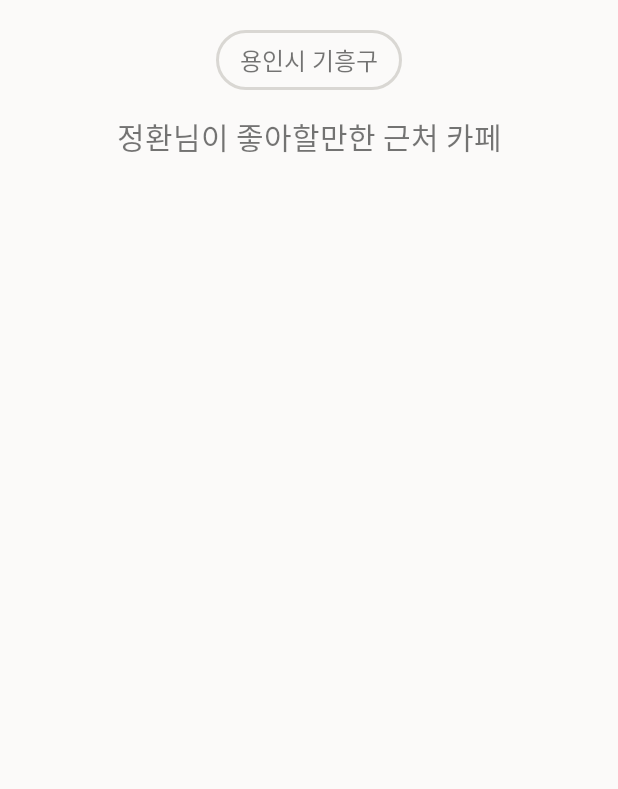
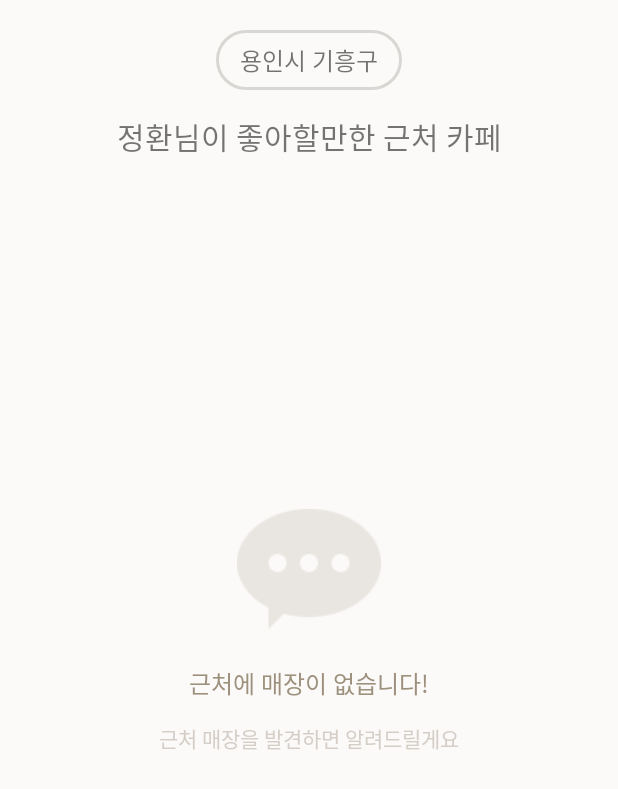
Before and after one commit to SKKUCapstone/Ca_stard_app, an Android app: the layout fragment_cafe_list.xml on its own in the app's theme, with its tools: preview values and no code run, on a phone screen of 412 x 824 dp. Shown: the top 789 px of the screen. Run offline under Robolectric (Android 15) with nearby library versions, the phone set to English and light mode, and no system bars.

Commit message:
📝 Docs: update UI
update UI

```diff
--- a/app/src/main/AndroidManifest.xml
+++ b/app/src/main/AndroidManifest.xml
@@ -17,7 +17,11 @@
         android:supportsRtl="true"
         android:theme="@style/Theme.Capstone"
         android:usesCleartextTraffic="true"
+        android:windowSoftInputMode="adjustNothing"
         tools:targetApi="31">
+        <activity
+            android:name=".view.ReviewActivity"
+            android:exported="false" />
         <activity
             android:name=".MainActivity"
             android:exported="true">
@@ -27,7 +31,6 @@
                 <category android:name="android.intent.category.LAUNCHER" />
             </intent-filter>
         </activity>
-
         <activity
             android:name=".view.login.LoginActivity"
             android:exported="false" />
--- a/app/src/main/java/edu/skku/map/capstone/MainActivity.kt
+++ b/app/src/main/java/edu/skku/map/capstone/MainActivity.kt
@@ -38,7 +38,6 @@ class MainActivity : AppCompatActivity() {
     var reviewViewModel: ReviewViewModel? = null
     var reviewingCafe = MutableLiveData<Cafe>(null)
     val reviewPhase = MutableLiveData(0)
-
 
     private val permissions = arrayOf(
         android.Manifest.permission.ACCESS_FINE_LOCATION,
--- a/app/src/main/java/edu/skku/map/capstone/view/home/cafelist/CafeListAdapter.kt
+++ b/app/src/main/java/edu/skku/map/capstone/view/home/cafelist/CafeListAdapter.kt
@@ -24,20 +24,16 @@ class CafeListAdapter(val context: Context, private val onCafeClick: MutableLive
 
     override fun onCreateViewHolder(parent: ViewGroup, viewType: Int): CafeListViewholder {
         val binding = ItemCafePreviewBinding.inflate(LayoutInflater.from(parent.context),parent,false)
-
         val flexboxLayoutManager = FlexboxLayoutManager(context)
         flexboxLayoutManager.flexDirection = FlexDirection.ROW
         flexboxLayoutManager.flexWrap = FlexWrap.WRAP
         flexboxLayoutManager.justifyContent = JustifyContent.FLEX_START
         binding.reviewChipRV.layoutManager = flexboxLayoutManager
-
         return CafeListViewholder(context, binding)
     }
-
     override fun getItemCount(): Int {
         return cafeList.size
     }
-
     override fun onBindViewHolder(holder: CafeListViewholder, position: Int) {
         val cafe = cafeList[position]
         holder.bind(cafe)
--- a/app/src/main/java/edu/skku/map/capstone/view/home/detail/CafeDetailFragment.kt
+++ b/app/src/main/java/edu/skku/map/capstone/view/home/detail/CafeDetailFragment.kt
@@ -1,5 +1,6 @@
 package edu.skku.map.capstone.view.home.detail
 
+import android.content.Intent
 import android.os.Bundle
 import android.util.Log
 import androidx.fragment.app.Fragment
@@ -10,6 +11,7 @@ import androidx.lifecycle.MutableLiveData
 import edu.skku.map.capstone.MainActivity
 import edu.skku.map.capstone.databinding.FragmentCafeDetailBinding
 import edu.skku.map.capstone.models.cafe.Cafe
+import edu.skku.map.capstone.view.ReviewActivity
 import edu.skku.map.capstone.view.home.HomeFragment
 
 class CafeDetailFragment(private val cafe: Cafe, private val reviewingCafe: MutableLiveData<Cafe>, private val phase: MutableLiveData<Int>, private val pullDownBottomSheet: MutableLiveData<Boolean>) : Fragment() {
@@ -99,6 +101,8 @@ class CafeDetailFragment(private val cafe: Cafe, private val reviewingCafe: Muta
             (activity as MainActivity).reviewingCafe.postValue(null)
         }
         binding.detailReviewBtn.setOnClickListener {
+//            val intent = Intent(requireActivity(), ReviewActivity::class.java)
+//            startActivity(intent)
             Log.d("dialog", "reviewBtn clicked")
             reviewingCafe.postValue(cafe)
             phase.postValue(1)
--- a/app/src/main/java/edu/skku/map/capstone/view/mycafe/MyCafeFragment.kt
+++ b/app/src/main/java/edu/skku/map/capstone/view/mycafe/MyCafeFragment.kt
@@ -31,7 +31,7 @@ class MyCafeFragment : Fragment() {
         savedInstanceState: Bundle?
     ): View? {
         _binding = FragmentMyCafeBinding.inflate(inflater, container, false)
-        viewModel.fetchCafes(null,null)
+//        viewModel.fetchCafes(null,null)
         initUI()
         observeDataList()
 
--- a/app/src/main/res/layout/fragment_cafe_list.xml
+++ b/app/src/main/res/layout/fragment_cafe_list.xml
@@ -4,34 +4,33 @@
     xmlns:tools="http://schemas.android.com/tools"
     android:layout_width="match_parent"
     android:layout_height="match_parent"
+    android:background="#FBFAF9"
     android:paddingBottom="100dp"
-    android:background="#FBFAF9"
     tools:context=".view.home.cafelist.CafeListFragment">
 
     <TextView
         android:id="@+id/myLocationTV"
         android:layout_width="wrap_content"
         android:layout_height="wrap_content"
+        android:layout_marginTop="20dp"
+        android:background="@drawable/chip"
         android:text="용인시 기흥구"
-        android:layout_marginTop="20dp"
         android:textSize="16sp"
-        android:background="@drawable/chip"
         app:layout_constraintBottom_toTopOf="@id/yourPreferCafeTV"
-        app:layout_constraintTop_toTopOf="parent"
         app:layout_constraintEnd_toEndOf="parent"
         app:layout_constraintStart_toStartOf="parent"
-        />
+        app:layout_constraintTop_toTopOf="parent" />
+
     <TextView
         android:id="@+id/yourPreferCafeTV"
         android:layout_width="wrap_content"
         android:layout_height="wrap_content"
+        android:layout_marginVertical="16dp"
         android:text="정환님이 좋아할만한 근처 카페"
         android:textSize="20sp"
-        android:layout_marginVertical="16dp"
         app:layout_constraintEnd_toEndOf="parent"
         app:layout_constraintStart_toStartOf="parent"
-        app:layout_constraintTop_toBottomOf="@id/myLocationTV"
-        app:layout_constraintBottom_toTopOf="@id/cafeListRV"/>
+        app:layout_constraintTop_toBottomOf="@id/myLocationTV" />
 
 
     <androidx.recyclerview.widget.RecyclerView
@@ -44,7 +43,50 @@
         app:layout_constraintBottom_toBottomOf="parent"
         app:layout_constraintEnd_toEndOf="parent"
         app:layout_constraintStart_toStartOf="parent"
-        app:layout_constraintTop_toBottomOf="@+id/yourPreferCafeTV" >
-    </androidx.recyclerview.widget.RecyclerView>
+        app:layout_constraintTop_toBottomOf="@+id/yourPreferCafeTV"/>
+
+    <LinearLayout
+        android:id="@+id/noDataView"
+        android:layout_width="match_parent"
+        android:layout_height="0dp"
+        android:layout_marginTop="12dp"
+        android:gravity="center"
+        android:orientation="vertical"
+        app:layout_constraintBottom_toBottomOf="parent"
+        app:layout_constraintEnd_toEndOf="parent"
+        app:layout_constraintStart_toStartOf="parent"
+        app:layout_constraintTop_toBottomOf="@+id/yourPreferCafeTV">
+
+        <ImageView
+            android:layout_width="96dp"
+            android:layout_height="80dp"
+            android:layout_gravity="center"
+            android:layout_marginBottom="24dp"
+            android:src="@drawable/notice" />
+
+        <TextView
+            android:layout_width="match_parent"
+            android:layout_height="wrap_content"
+            android:layout_marginBottom="14dp"
+            android:gravity="center"
+            android:text="근처에 매장이 없습니다!"
+            android:textColor="#9D917D"
+            android:textSize="16sp" />
+
+        <TextView
+            android:layout_width="match_parent"
+            android:layout_height="wrap_content"
+            android:gravity="center"
+            android:text="근처 매장을 발견하면 알려드릴게요"
+            android:textColor="#D5CEC6"
+            android:textSize="14sp" />
+    </LinearLayout>
+
+    <androidx.constraintlayout.widget.Guideline
+        android:id="@+id/guideline4"
+        android:layout_width="wrap_content"
+        android:layout_height="wrap_content"
+        android:orientation="horizontal"
+        app:layout_constraintGuide_end="415dp" />
 
 </androidx.constraintlayout.widget.ConstraintLayout>
```
Also changed, not shown: app/src/main/java/edu/skku/map/capstone/util/RetrofitService.kt (+19 -12 lines), app/src/main/java/edu/skku/map/capstone/view/ReviewActivity.kt (added, +15 -0 lines), app/src/main/java/edu/skku/map/capstone/view/home/HomeFragment.kt (+17 -11 lines), app/src/main/java/edu/skku/map/capstone/view/home/HomeViewModel.kt (+26 -15 lines), app/src/main/java/edu/skku/map/capstone/view/home/cafelist/CafeListFragment.kt (+14 -1 lines), app/src/main/java/edu/skku/map/capstone/view/mycafe/MyCafeViewModel.kt (+45 -45 lines), app/src/main/res/drawable/green_r20_ph10_pv5.xml (added, +11 -0 lines), app/src/main/res/drawable/white_s2g_c.xml (deleted, +0 -13 lines), app/src/main/res/layout/activity_review.xml (added, +9 -0 lines), app/src/main/res/layout/fragment_home.xml (+6 -4 lines), app/src/main/res/drawable/notice.png (added).
